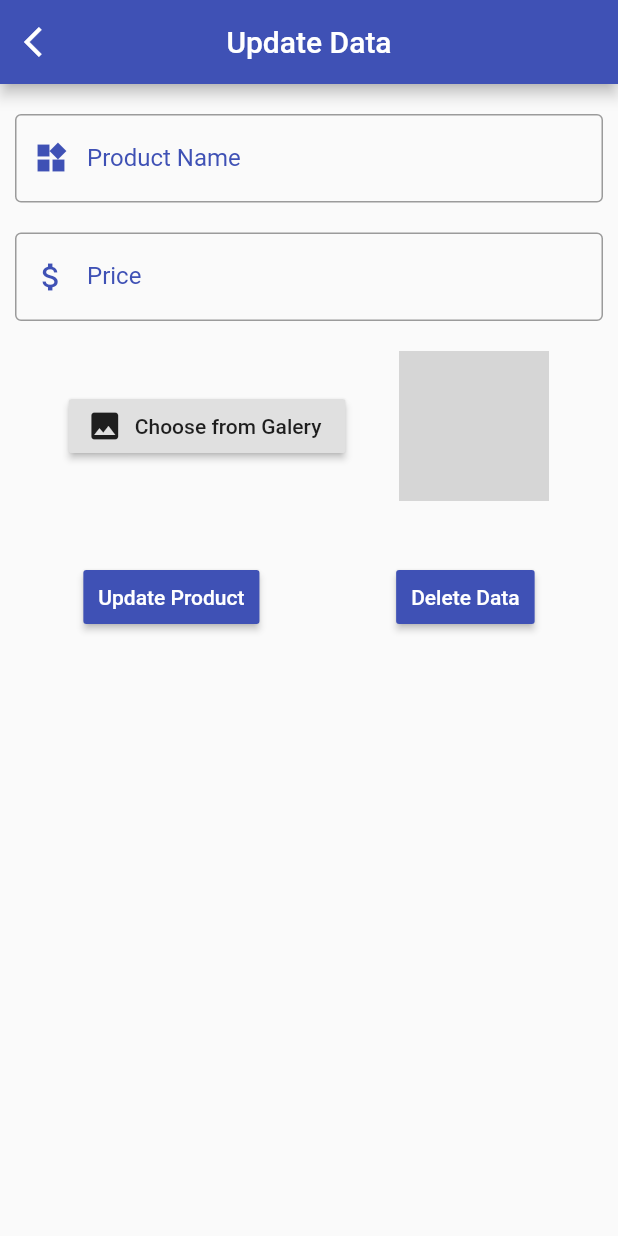
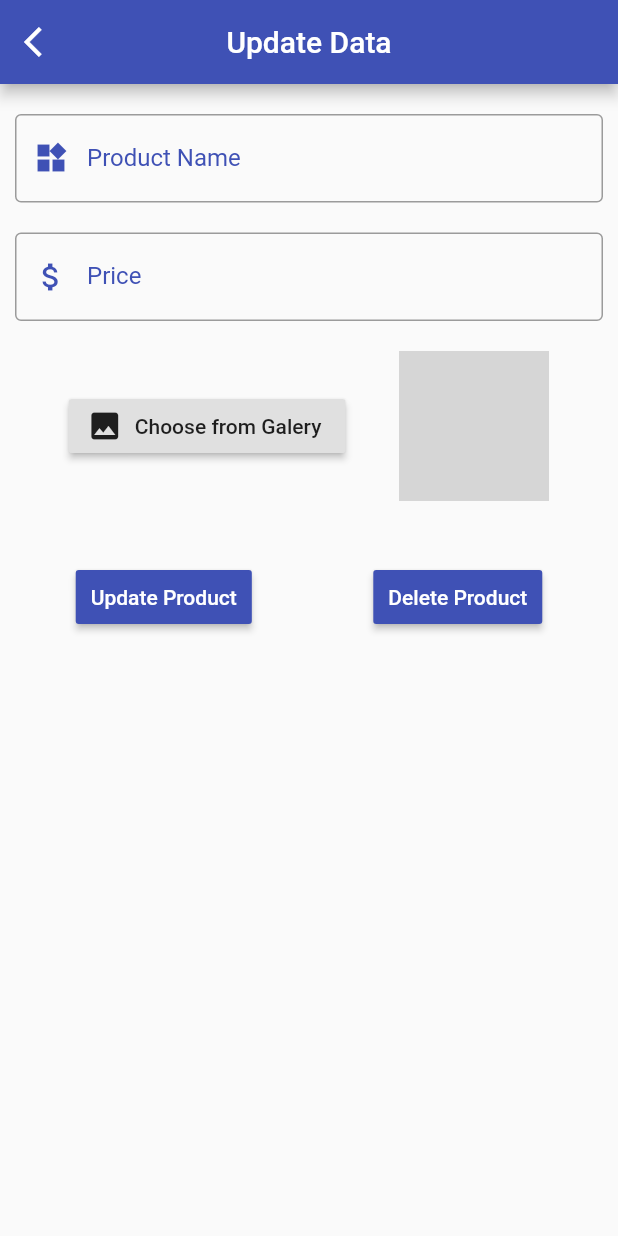
Before and after one commit to feliciadevina22/flutter_bloc_practice2, a Flutter app: the UpdatePage screen opened directly with empty values, on a phone screen of 412 x 824 dp. Run offline on Flutter 3.47's test engine with Material 2 defaults, Android fonts, the phone set to English and light mode, and no system bars; our stand-ins replace bloc, cloud_firestore, equatable, firebase_auth, firebase_core, firebase_storage and 4 more; accounts and stored records are empty; network calls fail; grey boxes are pictures that could not be loaded.

Commit message:
Update update_page.dart

```diff
--- a/lib/ui/pages/update_page.dart
+++ b/lib/ui/pages/update_page.dart
@@ -135,7 +135,7 @@ class _UpdatePageState extends State<UpdatePage> {
                                 chooseImage();
                               },
                               icon: Icon(Icons.image),
-                              label: Text("Rehoose from Galery"),
+                              label: Text("Rehoose from Gallery"),
                             ),
                             Semantics(
                               child: Image.file(
@@ -269,7 +269,7 @@ class _UpdatePageState extends State<UpdatePage> {
                             });
                           }
                         },
-                        child: Text("Delete Data"),
+                        child: Text("Delete Product"),
                       )
                     ],
                   ),
```
